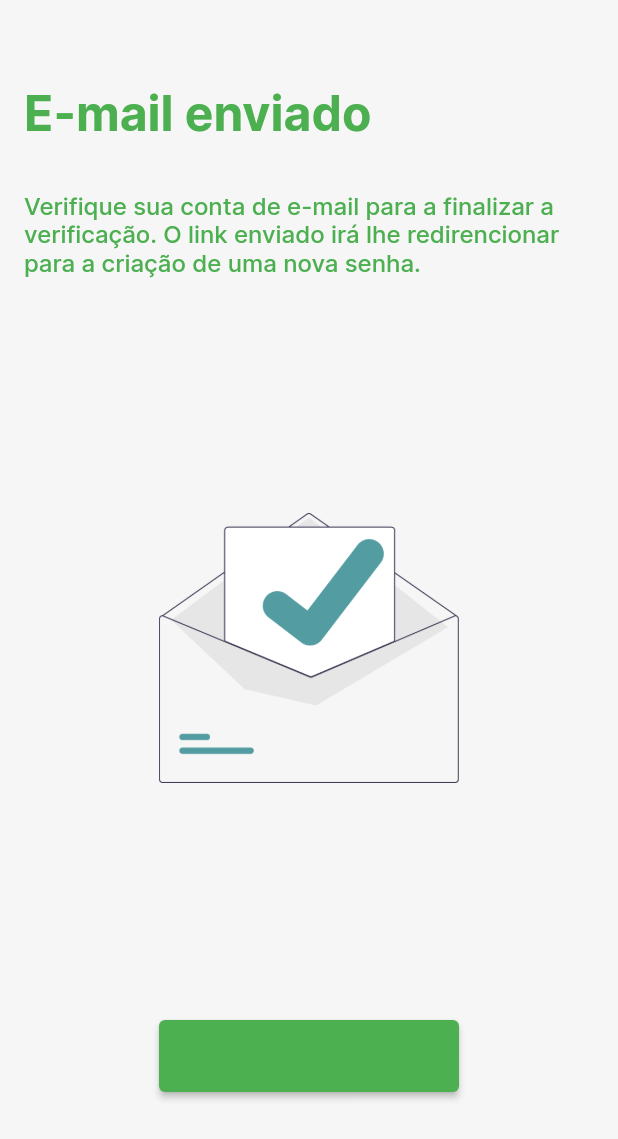
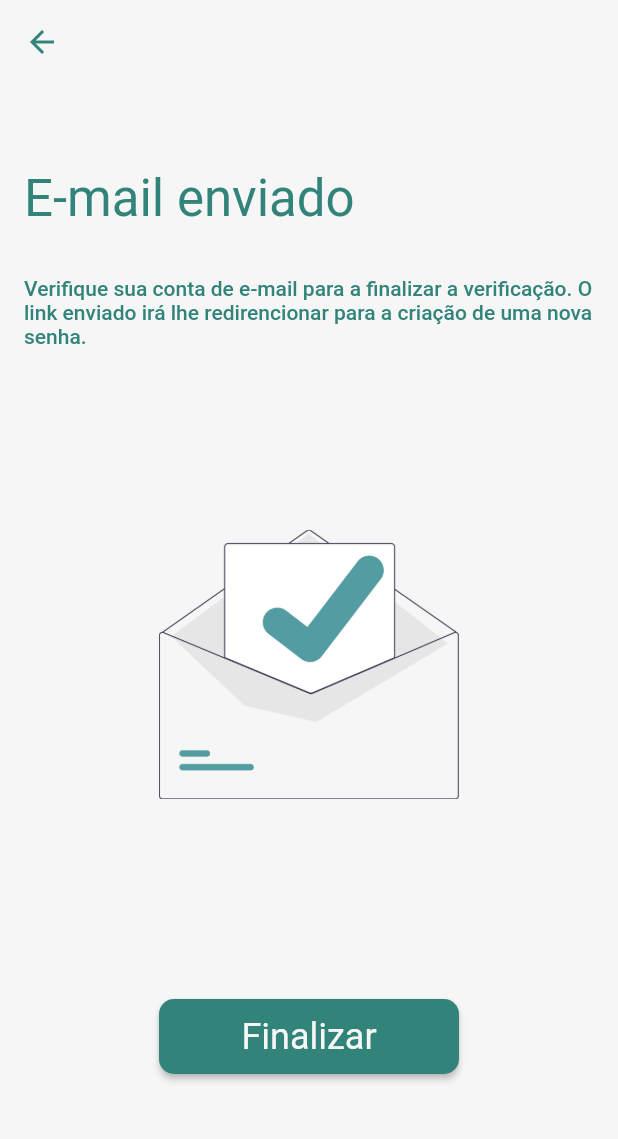
Before and after one commit to proz-tecnologia/PIT01GP07, a Flutter app: the EmailConfirmation screen opened directly, on a phone screen of 412 x 824 dp. Shown: the top 1139 px of the screen. Run offline on Flutter 3.47's test engine with Material 2 defaults, Android fonts, the phone set to English and light mode, and no system bars; our stand-ins replace carousel_slider, email_validator, flutter_speed_dial, shared_preferences, smooth_page_indicator; accounts and stored records are empty.

Commit message:
refactor: adjustment of New Password Page to theme

```diff
--- a/lib/pages/email_confirmation/email_confirmation.dart
+++ b/lib/pages/email_confirmation/email_confirmation.dart
@@ -1,4 +1,6 @@
 import 'package:flutter/material.dart';
+import '../../widgets/default_button/default_button.dart';
+
 class EmailConfirmation extends StatefulWidget {
   const EmailConfirmation({super.key});
 
@@ -11,33 +13,28 @@ class _EmailConfirmation extends State<EmailConfirmation> {
   Widget build(BuildContext context) {
     return Scaffold(
       resizeToAvoidBottomInset: false,
+      appBar: AppBar(
+          backgroundColor: Colors.transparent,
+          iconTheme: IconThemeData(color:Theme.of(context).colorScheme.primary,
+          ),
+          elevation: 0.0,
+        ),
       body: Padding(
         padding: const EdgeInsets.only(left: 16, right: 16),
         child: Column(
           children: <Widget>[
             const SizedBox(height: 56),
-            const Align(
+            Align(
               alignment: Alignment.centerLeft,
               child: Text(
-                'E-mail enviado',
-                style: TextStyle(
-                  fontFamily: 'Inter',
-                  fontWeight: FontWeight.w600,
-                  fontSize: 32,
-                  color: Colors.green,
+                'E-mail enviado',style:Theme.of(context).textTheme.headline4
                 ),
               ),
-            ),
-            const SizedBox(height: 32),
-            const Text(
+             const SizedBox(height: 32),
+             Text(
               'Verifique sua conta de e-mail para a finalizar a verificação. O link enviado irá lhe redirencionar para a criação de uma nova senha.',
-              style: TextStyle(
-                fontFamily: 'Inter',
-                fontWeight: FontWeight.w500,
-                fontSize: 16,
-                color: Colors.green,
+              style:  Theme.of(context).textTheme.bodyText1,
               ),
-            ),
             const SizedBox(height: 36),
             const Expanded(
               child: Image(
@@ -47,23 +44,12 @@ class _EmailConfirmation extends State<EmailConfirmation> {
               ),
             ),
             const SizedBox(height: 36),
-            ElevatedButton(
-              onPressed: () {
+            DefaultButton(
+              title: 'Finalizar',
+              func: (){
                 Navigator.pop(context);
                 Navigator.pop(context);
               },
-              style: ElevatedButton.styleFrom(
-                  fixedSize: const Size(200, 48),
-                  backgroundColor: Colors.green),
-              child: const Text(
-                'Finalizar',
-                style: TextStyle(
-                  fontFamily: 'Inter',
-                  fontWeight: FontWeight.w500,
-                  fontSize: 24,
-                  color:Colors.green,
-                ),
-              ),
             ),
             const SizedBox(height: 96),
           ],
--- a/lib/pages/new_password/new_password.dart
+++ b/lib/pages/new_password/new_password.dart
@@ -1,7 +1,7 @@
 import 'package:flutter/material.dart';
 
 import '../../widgets/default_button/default_button.dart';
-import '../login/login.dart';
+import '../email_confirmation/email_confirmation.dart';
 
 class NewPassword extends StatefulWidget {
   const NewPassword({super.key});
@@ -19,6 +19,12 @@ class _NewPassword extends State<NewPassword> {
   Widget build(BuildContext context) {
     return Scaffold(
       resizeToAvoidBottomInset: false,
+      appBar: AppBar(
+        backgroundColor: Colors.transparent,
+        iconTheme: IconThemeData(color:Theme.of(context).colorScheme.primary,
+        ),
+        elevation: 0.0,
+      ),
       body: Padding(
         padding: const EdgeInsets.only(left: 16, right: 16),
         child: Form(
@@ -33,7 +39,7 @@ class _NewPassword extends State<NewPassword> {
             ),
             const SizedBox(height: 32),
             Text(
-              'Sua identidade foi verificada. Digite sua nova senha , por favor.',
+              'Sua identidade foi verificada. Digite sua nova senha, por favor.',
               style: Theme.of(context).textTheme.bodyText1,
         ),
             const SizedBox(height: 36),
@@ -116,7 +122,7 @@ class _NewPassword extends State<NewPassword> {
                 Navigator.push(
                   context,
                   MaterialPageRoute(
-                      builder: (context) => const LoginScreen()),
+                      builder: (context) => const EmailConfirmation()),
                 );
               },
             ),
```
